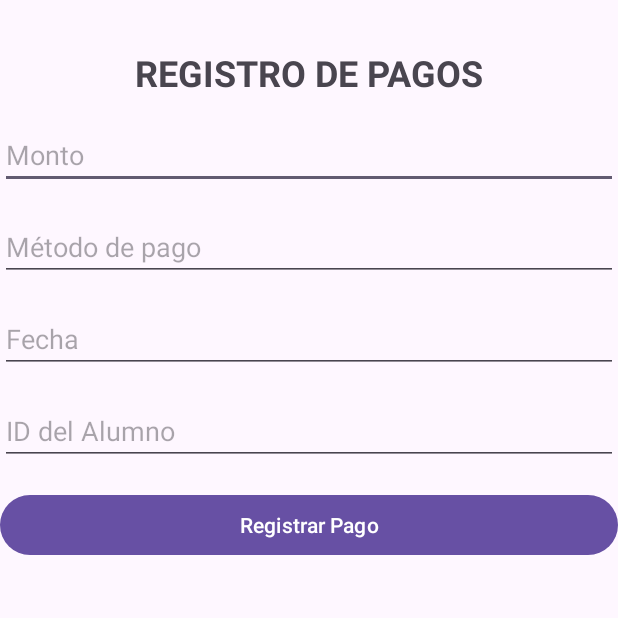
After one commit to Marcelo935/AcademTracker, an Android app: the RegistropagosActivity screen opened directly, with no data from a screen before it, on a phone screen of 412 x 824 dp, the top half of it. The commit adds this screen. Run offline under Robolectric (Android 15) with nearby library versions, the phone set to English and light mode, and no system bars; our stand-ins replace Firebase (no records; nobody signed in at launch, a user with empty details on screens opened directly); Roboto replaces fonts that are not available here.

Commit message:
Implementacion de la funcionalidad de escaneo de asistencias por medio del NFC (JALANDO AL 100%),implementacion de registro de pagos

```diff
--- a/app/build.gradle.kts
+++ b/app/build.gradle.kts
@@ -33,7 +33,6 @@ android {
 }
 
 dependencies {
-
     implementation("com.google.android.material:material:1.12.0")
     implementation("androidx.constraintlayout:constraintlayout:2.1.4")
     implementation("com.google.firebase:firebase-auth:23.0.0")
@@ -55,5 +54,4 @@ dependencies {
     implementation("com.google.firebase:firebase-storage:21.0.0")
     implementation ("com.squareup.picasso:picasso:2.71828")
     implementation("com.journeyapps:zxing-android-embedded:4.1.0")
-
 }
--- /dev/null
+++ b/app/src/main/java/com/example/academtracker/UsuarioAvanzado/RegistropagosActivity.java
@@ -0,0 +1,108 @@
+package com.example.academtracker.UsuarioAvanzado;
+
+import android.os.Bundle;
+import android.view.View;
+import android.widget.Button;
+import android.widget.EditText;
+import android.widget.Toast;
+
+import androidx.appcompat.app.AppCompatActivity;
+
+import com.example.academtracker.R;
+import com.google.firebase.firestore.FirebaseFirestore;
+
+public class RegistropagosActivity extends AppCompatActivity {
+
+    private EditText etMonto, etMetodoPago, etFecha, etAlumnoId;
+    private Button btnRegistrarPago;
+    private FirebaseFirestore db;
+
+    @Override
+    protected void onCreate(Bundle savedInstanceState) {
+        super.onCreate(savedInstanceState);
+        setContentView(R.layout.activity_registropagos);
+
+        // Inicializar Firestore
+        db = FirebaseFirestore.getInstance();
+
+        // Vincular los elementos del layout
+        etMonto = findViewById(R.id.etMonto);
+        etMetodoPago = findViewById(R.id.etMetodoPago);
+        etFecha = findViewById(R.id.etFecha);
+        etAlumnoId = findViewById(R.id.etAlumnoId);
+        btnRegistrarPago = findViewById(R.id.btnRegistrarPago);
+
+        // Configurar el botón de registro de pago
+        btnRegistrarPago.setOnClickListener(new View.OnClickListener() {
+            @Override
+            public void onClick(View v) {
+                registrarPago();
+            }
+        });
+    }
+
+    private void registrarPago() {
+        // Obtener los datos ingresados
+        String monto = etMonto.getText().toString().trim();
+        String metodoPago = etMetodoPago.getText().toString().trim();
+        String fecha = etFecha.getText().toString().trim();
+        String alumnoId = etAlumnoId.getText().toString().trim();
+
+        // Validar que los campos no estén vacíos
+        if (monto.isEmpty() || metodoPago.isEmpty() || fecha.isEmpty() || alumnoId.isEmpty()) {
+            Toast.makeText(RegistropagosActivity.this, "Todos los campos son requeridos", Toast.LENGTH_SHORT).show();
+            return;
+        }
+
+        // Crear un mapa para almacenar los datos del pago
+        Payment payment = new Payment(monto, metodoPago, fecha, alumnoId);
+
+        // Guardar el pago en Firestore
+        db.collection("Pagos")
+                .add(payment)
+                .addOnSuccessListener(documentReference -> {
+                    // Pago guardado exitosamente
+                    Toast.makeText(RegistropagosActivity.this, "Pago registrado exitosamente", Toast.LENGTH_SHORT).show();
+                    // Limpiar los campos
+                    etMonto.setText("");
+                    etMetodoPago.setText("");
+                    etFecha.setText("");
+                    etAlumnoId.setText("");
+                })
+                .addOnFailureListener(e -> {
+                    // Error al guardar el pago
+                    Toast.makeText(RegistropagosActivity.this, "Error al registrar el pago", Toast.LENGTH_SHORT).show();
+                });
+    }
+
+    // Clase interna para representar los datos del pago
+    public static class Payment {
+        private String monto;
+        private String metodoPago;
+        private String fecha;
+        private String alumnoId;
+
+        public Payment(String monto, String metodoPago, String fecha, String alumnoId) {
+            this.monto = monto;
+            this.metodoPago = metodoPago;
+            this.fecha = fecha;
+            this.alumnoId = alumnoId;
+        }
+
+        public String getMonto() {
+            return monto;
+        }
+
+        public String getMetodoPago() {
+            return metodoPago;
+        }
+
+        public String getFecha() {
+            return fecha;
+        }
+
+        public String getAlumnoId() {
+            return alumnoId;
+        }
+    }
+}
--- a/app/src/main/res/layout/activity_perfil_profesor.xml
+++ b/app/src/main/res/layout/activity_perfil_profesor.xml
@@ -5,7 +5,6 @@
     android:layout_width="match_parent"
     android:layout_height="match_parent"
     tools:context=".UsuarioBasico.PerfilAlumnoActivity">
-
 
     <com.google.android.material.button.MaterialButton
         android:id="@+id/returnbtn"
@@ -16,8 +15,6 @@
         app:layout_constraintStart_toStartOf="parent"
         app:layout_constraintEnd_toEndOf="parent"
         android:layout_marginBottom="70dp" />
-
-
 
     <!-- ImageView -->
     <ImageView
--- /dev/null
+++ b/app/src/main/res/layout/activity_registropagos.xml
@@ -0,0 +1,61 @@
+<RelativeLayout xmlns:android="http://schemas.android.com/apk/res/android"
+    android:layout_width="match_parent"
+    android:layout_height="match_parent">
+
+    <!-- Título "Registro de Pagos" -->
+    <TextView
+        android:id="@+id/tituloRegistroPagos"
+        android:layout_width="wrap_content"
+        android:layout_height="wrap_content"
+        android:text="REGISTRO DE PAGOS"
+        android:textSize="24sp"
+        android:textStyle="bold"
+        android:layout_marginTop="32dp"
+        android:layout_centerHorizontal="true" />
+
+    <!-- Campo para el monto -->
+    <EditText
+        android:id="@+id/etMonto"
+        android:layout_width="match_parent"
+        android:layout_height="wrap_content"
+        android:hint="Monto"
+        android:inputType="numberDecimal"
+        android:layout_below="@id/tituloRegistroPagos"
+        android:layout_marginTop="16dp"/>
+
+    <!-- Campo para el método de pago -->
+    <EditText
+        android:id="@+id/etMetodoPago"
+        android:layout_width="match_parent"
+        android:layout_height="wrap_content"
+        android:hint="Método de pago"
+        android:layout_below="@id/etMonto"
+        android:layout_marginTop="16dp"/>
+
+    <!-- Campo para la fecha -->
+    <EditText
+        android:id="@+id/etFecha"
+        android:layout_width="match_parent"
+        android:layout_height="wrap_content"
+        android:hint="Fecha"
+        android:layout_below="@id/etMetodoPago"
+        android:layout_marginTop="16dp"/>
+
+    <!-- Campo para el ID del alumno -->
+    <EditText
+        android:id="@+id/etAlumnoId"
+        android:layout_width="match_parent"
+        android:layout_height="wrap_content"
+        android:hint="ID del Alumno"
+        android:layout_below="@id/etFecha"
+        android:layout_marginTop="16dp"/>
+
+    <!-- Botón para registrar el pago -->
+    <Button
+        android:id="@+id/btnRegistrarPago"
+        android:layout_width="match_parent"
+        android:layout_height="wrap_content"
+        android:text="Registrar Pago"
+        android:layout_below="@id/etAlumnoId"
+        android:layout_marginTop="16dp"/>
+</RelativeLayout>
--- a/app/src/main/res/xml/nfc_tech_filter.xml
+++ b/app/src/main/res/xml/nfc_tech_filter.xml
@@ -1,6 +1,9 @@
 <?xml version="1.0" encoding="utf-8"?>
-<resources xmlns:xliff="urn:oasis:names:tc:xliff:document:1.2">
+<resources xmlns:android="http://schemas.android.com/apk/res/android">
     <tech-list>
         <tech>android.nfc.tech.Ndef</tech>
     </tech-list>
+    <tech-list>
+        <tech>android.nfc.tech.NfcA</tech>
+    </tech-list>
 </resources>
```
Also changed, not shown: app/src/main/AndroidManifest.xml (+12 -8 lines), app/src/main/java/com/example/academtracker/LectorNFCActivity.java (+92 -81 lines), app/src/main/java/com/example/academtracker/UsuarioAvanzado/SecretariasActivity.java (+11 -1 lines), app/src/main/res/layout/activity_secretarias.xml (+13 -1 lines).
